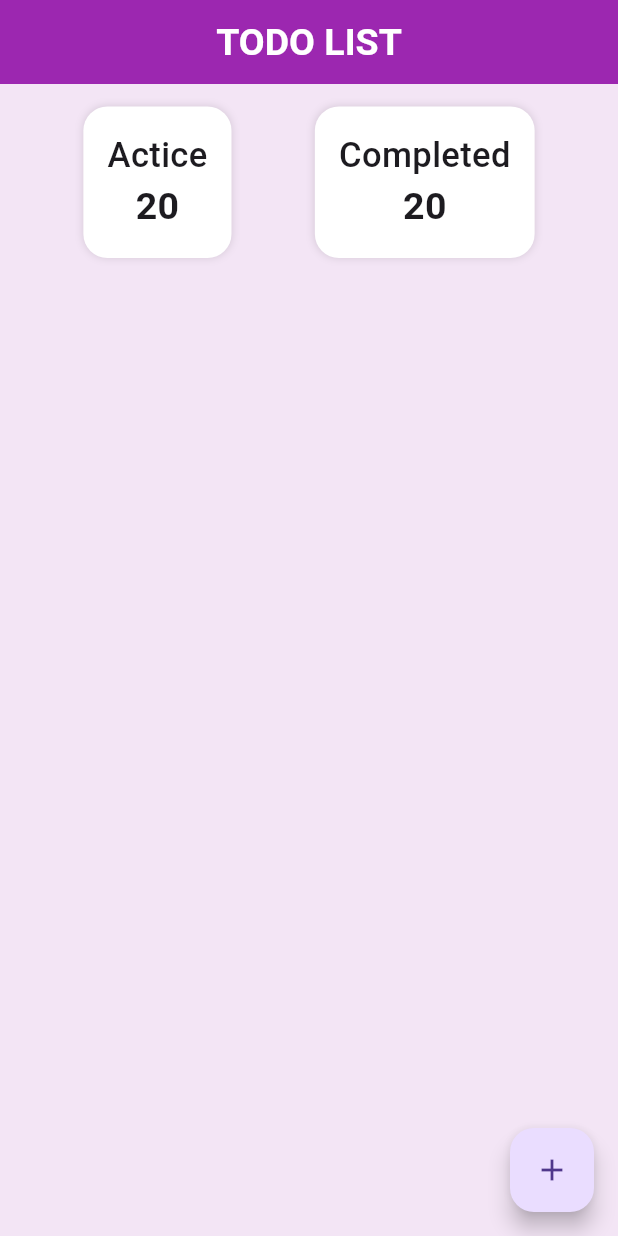
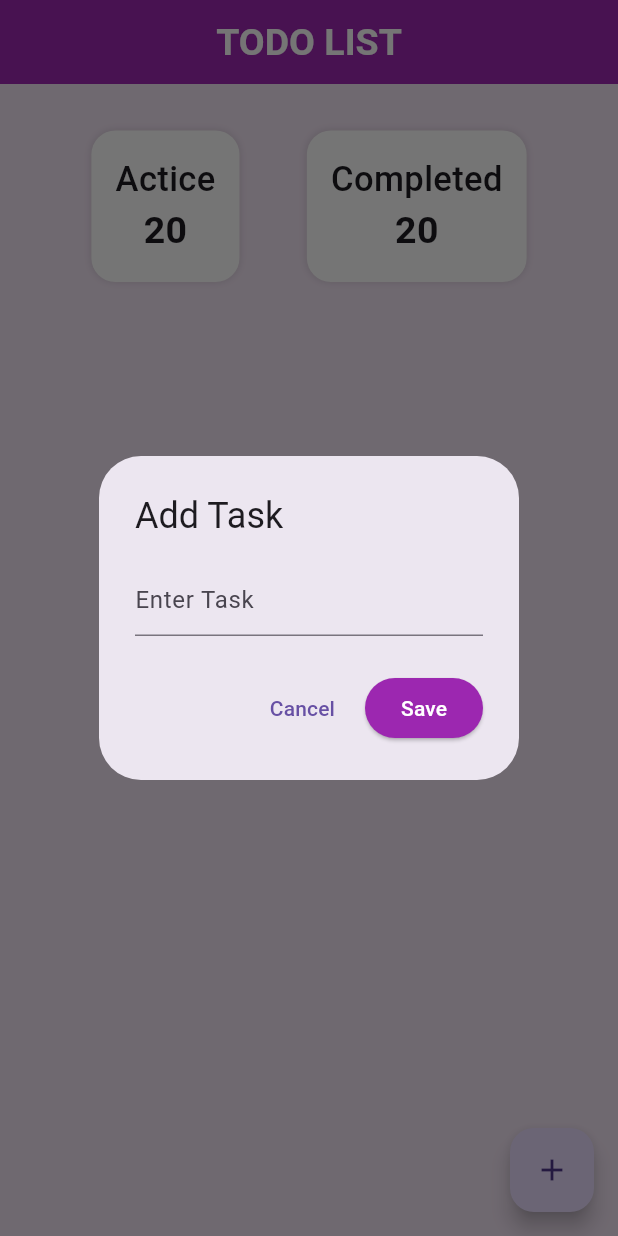
Before and after one commit to santorasu/functionality_of_todo, a Flutter app: the screen it shows after launch, after a tap on the "add" icon, on a phone screen of 412 x 824 dp. Run offline on Flutter 3.47's test engine with Material 3 defaults, Android fonts, the phone set to English and light mode, and no system bars.

Commit message:
Add task function

```diff
--- a/lib/widget/module_12_class_2.dart
+++ b/lib/widget/module_12_class_2.dart
@@ -8,6 +8,58 @@ class HomePage extends StatefulWidget {
 }
 
 class _HomePageState extends State<HomePage> {
+  List<Map<String,dynamic>> tasks = [];
+  bool showActiveTask = true;
+
+  void _showTaskDialog({int? index}){
+    TextEditingController _taskController = TextEditingController();
+    showDialog(context: context, builder: (context)=>AlertDialog(
+      title: Text("Add Task"),
+      content: TextField(
+        controller: _taskController,
+        decoration: InputDecoration(
+          hintText: 'Enter Task',
+        ),
+      ),
+      actions: [
+        TextButton(onPressed: (){
+          Navigator.pop(context);
+        }, child: Text("Cancel")),
+        ElevatedButton(
+           style: ElevatedButton.styleFrom(
+        shape: StadiumBorder(),
+             backgroundColor: Colors.purple,
+             foregroundColor: Colors.white
+        ),
+            onPressed: () => _addTask(_taskController.text), child: Text("Save"))
+      ],
+    ));
+  }
+
+  void _addTask(String task){
+    setState(() {
+      tasks.add(
+        {
+          'task' : task,
+          'completed' : false
+        }
+      );
+    });
+    Navigator.pop(context);
+  }
+
+  void _toggleTask(int index){
+    setState(() {
+      tasks[index]['completed'] = !tasks[index]['completed'];
+    });
+  }
+
+  void _deleteTask(int index){
+    setState(() {
+      tasks.removeAt(index);
+    });
+  }
+
   @override
   Widget build(BuildContext context) {
     return Scaffold(
@@ -18,7 +70,9 @@ class _HomePageState extends State<HomePage> {
       body: Column(
         children: [
           SizedBox(height: 15,),
-          Row(
+          Padding(
+            padding: const EdgeInsets.all(16.0),
+            child: Row(
               mainAxisAlignment: MainAxisAlignment.spaceEvenly,
               children: [
                 Container(
@@ -60,21 +114,34 @@ class _HomePageState extends State<HomePage> {
                     ],
                   ),
                 ),
-              // Padding(
-              //   padding: const EdgeInsets.all(8.0),
-              //   child: SizedBox(height: 20,),
-              // ),
-              // ListTile(
-              //   title: Text("Today"),
-              //   trailing: Icon(Icons.arrow_forward_ios),
-              //   onTap: (){},
-              // )
+
               ],
+            ),
+          ),
+
+          Expanded(
+            child: ListView.builder(
+                itemCount: tasks.length,
+                itemBuilder: (context,index){
+                  return Dismissible(
+                    key: Key(tasks[index]['task']),
+                    background: Container(
+                      color: Colors.red,
+                      alignment: Alignment.centerRight,,
+                    ),
+                    child: Card(
+                      child: ListTile(
+                        title: Text(tasks[index]['task']),
+                      ),
+                    ),
+                  );
+                }
+                ),
           )
         ],
       ),
       floatingActionButton: FloatingActionButton(
-        onPressed: () {},
+        onPressed: () => _showTaskDialog(),
         child: Icon(Icons.add),
       ),
     );
```
Lines whose indentation alone changed are shown as unchanged.
